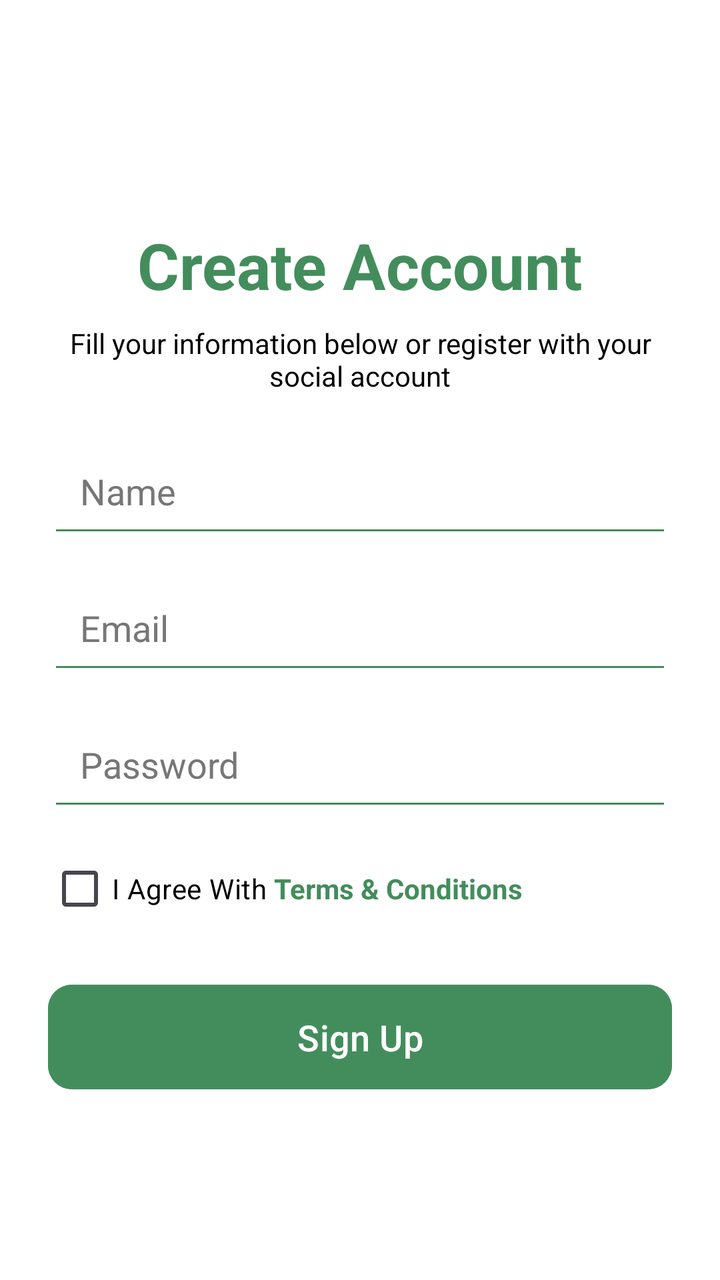
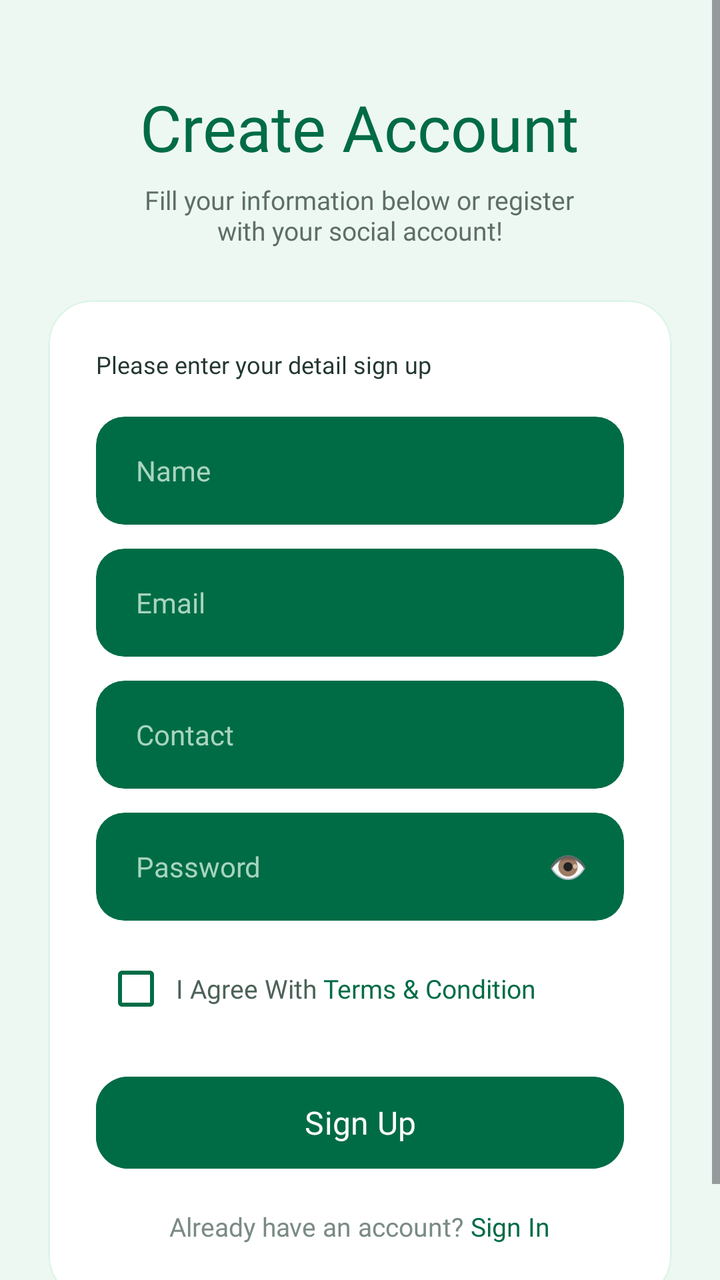

Two renders of the same Android screen: before a commit and after it. Below are the layout's source before the change and the commit's diff.
<!-- AndroidManifest.xml: application theme Theme.Campeat -->
<!-- res/layout/activity_sign_up.xml -->
<?xml version="1.0" encoding="utf-8"?>
<ScrollView xmlns:android="http://schemas.android.com/apk/res/android"
    xmlns:app="http://schemas.android.com/apk/res-auto"
    android:layout_width="match_parent"
    android:layout_height="match_parent"
    android:fillViewport="true"
    android:background="@android:color/white">

    <androidx.constraintlayout.widget.ConstraintLayout
        android:layout_width="match_parent"
        android:layout_height="match_parent"
        android:paddingStart="24dp"
        android:paddingEnd="24dp"
        android:paddingBottom="24dp">

        
        <androidx.constraintlayout.widget.Guideline
            android:id="@+id/guide_top"
            android:layout_width="wrap_content"
            android:layout_height="wrap_content"
            android:orientation="horizontal"
            app:layout_constraintGuide_percent="0.18" />

        
        <TextView
            android:id="@+id/text_title_register"
            android:layout_width="wrap_content"
            android:layout_height="wrap_content"
            android:text="Create Account"
            android:textColor="#438d5c"
            android:textSize="32sp"
            android:textStyle="bold"
            app:layout_constraintTop_toBottomOf="@id/guide_top"
            app:layout_constraintStart_toStartOf="parent"
            app:layout_constraintEnd_toEndOf="parent"/>

        
        <TextView
            android:id="@+id/text_subtitle_register"
            android:layout_width="0dp"
            android:layout_height="wrap_content"
            android:text="Fill your information below or register with your social account"
            android:textColor="#000000"
            android:textSize="14sp"
            android:gravity="center"
            android:layout_marginTop="8dp"
            app:layout_constraintTop_toBottomOf="@id/text_title_register"
            app:layout_constraintStart_toStartOf="parent"
            app:layout_constraintEnd_toEndOf="parent"/>

        
        <EditText
            android:id="@+id/input_name_register"
            android:layout_width="0dp"
            android:layout_height="wrap_content"
            android:hint="Name"
            android:padding="16dp"
            android:layout_marginTop="20dp"
            android:backgroundTint="#438d5c"
            android:textColor="#000000"
            android:textColorHint="#777777"
            app:cornerRadius="12dp"
            app:layout_constraintTop_toBottomOf="@id/text_subtitle_register"
            app:layout_constraintStart_toStartOf="parent"
            app:layout_constraintEnd_toEndOf="parent"/>

        
        <EditText
            android:id="@+id/input_email_register"
            android:layout_width="0dp"
            android:layout_height="wrap_content"
            android:hint="Email"
            android:inputType="textEmailAddress"
            android:padding="16dp"
            android:layout_marginTop="12dp"
            android:backgroundTint="#438d5c"
            android:textColor="#000000"
            android:textColorHint="#777777"
            app:cornerRadius="12dp"
            app:layout_constraintTop_toBottomOf="@id/input_name_register"
            app:layout_constraintStart_toStartOf="parent"
            app:layout_constraintEnd_toEndOf="parent"/>

        
        <EditText
            android:id="@+id/input_password_register"
            android:layout_width="0dp"
            android:layout_height="wrap_content"
            android:hint="Password"
            android:inputType="textPassword"
            android:padding="16dp"
            android:layout_marginTop="12dp"
            android:backgroundTint="#438d5c"
            android:textColor="#000000"
            android:textColorHint="#777777"
            app:cornerRadius="12dp"
            app:layout_constraintTop_toBottomOf="@id/input_email_register"
            app:layout_constraintStart_toStartOf="parent"
            app:layout_constraintEnd_toEndOf="parent"/>

        
        <LinearLayout
            android:id="@+id/layout_terms"
            android:layout_width="wrap_content"
            android:layout_height="wrap_content"
            android:orientation="horizontal"
            android:gravity="center_vertical"
            android:layout_marginTop="10dp"
            app:layout_constraintTop_toBottomOf="@id/input_password_register"
            app:layout_constraintStart_toStartOf="parent">

            <CheckBox
                android:id="@+id/checkbox_terms"
                android:layout_width="wrap_content"
                android:layout_height="wrap_content"
                android:text="I Agree With"
                android:textColor="#000000"/>

            <TextView
                android:id="@+id/text_terms_link"
                android:layout_width="wrap_content"
                android:layout_height="wrap_content"
                android:text=" Terms &amp; Conditions"
                android:textColor="#438d5c"
                android:textStyle="bold"/>
        </LinearLayout>

        
        <Button
            android:id="@+id/button_sign_up_register"
            android:layout_width="0dp"
            android:layout_height="wrap_content"
            android:text="Sign Up"
            android:textSize="18sp"
            android:backgroundTint="#438d5c"
            android:textColor="#FFFFFF"
            android:paddingTop="14dp"
            android:paddingBottom="14dp"
            android:layout_marginTop="20dp"
            app:cornerRadius="12dp"
            app:layout_constraintTop_toBottomOf="@id/layout_terms"
            app:layout_constraintStart_toStartOf="parent"
            app:layout_constraintEnd_toEndOf="parent"/>

        


    </androidx.constraintlayout.widget.ConstraintLayout>

</ScrollView>
<!-- resources referenced by this layout -->
<resources>
  <style name="Theme.Campeat" parent="Base.Theme.Campeat" />
  <style name="Base.Theme.Campeat" parent="Theme.Material3.DayNight.NoActionBar">
          
          <item name="android:statusBarColor">@android:color/white</item>
  
          
          <item name="android:windowLightStatusBar">true</item>
      </style>
</resources>

<!-- the commit's change to res/layout/activity_sign_up.xml (unified diff, before → after) -->
@@ -1,150 +1,314 @@
 <?xml version="1.0" encoding="utf-8"?>
-<ScrollView xmlns:android="http://schemas.android.com/apk/res/android"
+<FrameLayout
+    xmlns:android="http://schemas.android.com/apk/res/android"
     xmlns:app="http://schemas.android.com/apk/res-auto"
+    xmlns:tools="http://schemas.android.com/tools"
     android:layout_width="match_parent"
     android:layout_height="match_parent"
-    android:fillViewport="true"
-    android:background="@android:color/white">
-
-    <androidx.constraintlayout.widget.ConstraintLayout
+    android:background="#EEF8F2"
+    tools:context=".SignUpActivity">
+
+    
+    <View
+        android:layout_width="190dp"
+        android:layout_height="190dp"
+        android:layout_gravity="top|end"
+        android:layout_marginTop="-82dp"
+        android:layout_marginEnd="-62dp"
+        android:alpha="0.22"
+        android:background="@drawable/bg_login_circle" />
+
+    <View
+        android:layout_width="150dp"
+        android:layout_height="150dp"
+        android:layout_gravity="bottom|start"
+        android:layout_marginStart="-58dp"
+        android:layout_marginBottom="28dp"
+        android:alpha="0.18"
+        android:background="@drawable/bg_login_circle" />
+
+    <ScrollView
         android:layout_width="match_parent"
         android:layout_height="match_parent"
-        android:paddingStart="24dp"
-        android:paddingEnd="24dp"
-        android:paddingBottom="24dp">
-
-        
-        <androidx.constraintlayout.widget.Guideline
-            android:id="@+id/guide_top"
-            android:layout_width="wrap_content"
+        android:fillViewport="true"
+        android:clipToPadding="false"
+        android:overScrollMode="never">
+
+        <LinearLayout
+            android:layout_width="match_parent"
             android:layout_height="wrap_content"
-            android:orientation="horizontal"
-            app:layout_constraintGuide_percent="0.18" />
-
-        
-        <TextView
-            android:id="@+id/text_title_register"
-            android:layout_width="wrap_content"
-            android:layout_height="wrap_content"
-            android:text="Create Account"
-            android:textColor="#438d5c"
-            android:textSize="32sp"
-            android:textStyle="bold"
-            app:layout_constraintTop_toBottomOf="@id/guide_top"
-            app:layout_constraintStart_toStartOf="parent"
-            app:layout_constraintEnd_toEndOf="parent"/>
-
-        
-        <TextView
-            android:id="@+id/text_subtitle_register"
-            android:layout_width="0dp"
-            android:layout_height="wrap_content"
-            android:text="Fill your information below or register with your social account"
-            android:textColor="#000000"
-            android:textSize="14sp"
+            android:orientation="vertical"
             android:gravity="center"
-            android:layout_marginTop="8dp"
-            app:layout_constraintTop_toBottomOf="@id/text_title_register"
-            app:layout_constraintStart_toStartOf="parent"
-            app:layout_constraintEnd_toEndOf="parent"/>
-
-        
-        <EditText
-            android:id="@+id/input_name_register"
-            android:layout_width="0dp"
-            android:layout_height="wrap_content"
-            android:hint="Name"
-            android:padding="16dp"
-            android:layout_marginTop="20dp"
-            android:backgroundTint="#438d5c"
-            android:textColor="#000000"
-            android:textColorHint="#777777"
-            app:cornerRadius="12dp"
-            app:layout_constraintTop_toBottomOf="@id/text_subtitle_register"
-            app:layout_constraintStart_toStartOf="parent"
-            app:layout_constraintEnd_toEndOf="parent"/>
-
-        
-        <EditText
-            android:id="@+id/input_email_register"
-            android:layout_width="0dp"
-            android:layout_height="wrap_content"
-            android:hint="Email"
-            android:inputType="textEmailAddress"
-            android:padding="16dp"
-            android:layout_marginTop="12dp"
-            android:backgroundTint="#438d5c"
-            android:textColor="#000000"
-            android:textColorHint="#777777"
-            app:cornerRadius="12dp"
-            app:layout_constraintTop_toBottomOf="@id/input_name_register"
-            app:layout_constraintStart_toStartOf="parent"
-            app:layout_constraintEnd_toEndOf="parent"/>
-
-        
-        <EditText
-            android:id="@+id/input_password_register"
-            android:layout_width="0dp"
-            android:layout_height="wrap_content"
-            android:hint="Password"
-            android:inputType="textPassword"
-            android:padding="16dp"
-            android:layout_marginTop="12dp"
-            android:backgroundTint="#438d5c"
-            android:textColor="#000000"
-            android:textColorHint="#777777"
-            app:cornerRadius="12dp"
-            app:layout_constraintTop_toBottomOf="@id/input_email_register"
-            app:layout_constraintStart_toStartOf="parent"
-            app:layout_constraintEnd_toEndOf="parent"/>
-
-        
-        <LinearLayout
-            android:id="@+id/layout_terms"
-            android:layout_width="wrap_content"
-            android:layout_height="wrap_content"
-            android:orientation="horizontal"
-            android:gravity="center_vertical"
-            android:layout_marginTop="10dp"
-            app:layout_constraintTop_toBottomOf="@id/input_password_register"
-            app:layout_constraintStart_toStartOf="parent">
-
-            <CheckBox
-                android:id="@+id/checkbox_terms"
+            android:paddingStart="24dp"
+            android:paddingEnd="24dp"
+            android:paddingTop="42dp"
+            android:paddingBottom="42dp"
+            android:animateLayoutChanges="true">
+
+            
+            <TextView
+                android:id="@+id/text_title"
                 android:layout_width="wrap_content"
                 android:layout_height="wrap_content"
-                android:text="I Agree With"
-                android:textColor="#000000"/>
-
+                android:text="Create Account"
+                android:fontFamily="@font/inter_bold"
+                android:textColor="#006C46"
+                android:textSize="32sp"
+                android:gravity="center"
+                android:layout_marginBottom="6dp" />
+
+            
             <TextView
-                android:id="@+id/text_terms_link"
+                android:id="@+id/text_subtitle"
                 android:layout_width="wrap_content"
                 android:layout_height="wrap_content"
-                android:text=" Terms &amp; Conditions"
-                android:textColor="#438d5c"
-                android:textStyle="bold"/>
+                android:text="Fill your information below or register&#10;with your social account!"
+                android:fontFamily="@font/inter_regular"
+                android:textColor="#5D6F66"
+                android:textSize="13sp"
+                android:gravity="center"
+                android:layout_marginBottom="26dp" />
+
+            
+            <com.google.android.material.card.MaterialCardView
+                android:id="@+id/card_form"
+                android:layout_width="match_parent"
+                android:layout_height="wrap_content"
+                app:cardCornerRadius="22dp"
+                app:cardElevation="0dp"
+                app:cardBackgroundColor="#FFFFFF"
+                app:strokeWidth="1dp"
+                app:strokeColor="#DDF5E8">
+
+                <LinearLayout
+                    android:layout_width="match_parent"
+                    android:layout_height="wrap_content"
+                    android:orientation="vertical"
+                    android:paddingStart="24dp"
+                    android:paddingEnd="24dp"
+                    android:paddingTop="24dp"
+                    android:paddingBottom="28dp">
+
+                    
+                    <TextView
+                        android:layout_width="wrap_content"
+                        android:layout_height="wrap_content"
+                        android:text="Please enter your detail sign up"
+                        android:fontFamily="@font/inter_regular"
+                        android:textColor="#23372E"
+                        android:textSize="12sp"
+                        android:layout_marginBottom="18dp" />
+
+                    
+                    <androidx.cardview.widget.CardView
+                        android:layout_width="match_parent"
+                        android:layout_height="wrap_content"
+                        app:cardCornerRadius="14dp"
+                        app:cardElevation="0dp"
+                        app:cardBackgroundColor="#006C46"
+                        android:layout_marginBottom="12dp">
+
+                        <EditText
+                            android:id="@+id/input_name"
+                            android:layout_width="match_parent"
+                            android:layout_height="54dp"
+                            android:background="@null"
+                            android:hint="Name"
+                            android:fontFamily="@font/inter_regular"
+                            android:textColorHint="#A8D5BF"
+                            android:textColor="#FFFFFF"
+                            android:textSize="14sp"
+                            android:paddingStart="20dp"
+                            android:paddingEnd="20dp"
+                            android:inputType="textPersonName"
+                            android:imeOptions="actionNext" />
+
+                    </androidx.cardview.widget.CardView>
+
+                    
+                    <androidx.cardview.widget.CardView
+                        android:layout_width="match_parent"
+                        android:layout_height="wrap_content"
+                        app:cardCornerRadius="14dp"
+                        app:cardElevation="0dp"
+                        app:cardBackgroundColor="#006C46"
+                        android:layout_marginBottom="12dp">
+
+                        <EditText
+                            android:id="@+id/input_email"
+                            android:layout_width="match_parent"
+                            android:layout_height="54dp"
+                            android:background="@null"
+                            android:hint="Email"
+                            android:fontFamily="@font/inter_regular"
+                            android:textColorHint="#A8D5BF"
+                            android:textColor="#FFFFFF"
+                            android:textSize="14sp"
+                            android:paddingStart="20dp"
+                            android:paddingEnd="20dp"
+                            android:inputType="textEmailAddress"
+                            android:imeOptions="actionNext" />
+
+                    </androidx.cardview.widget.CardView>
+
+                    
+                    <androidx.cardview.widget.CardView
+                        android:layout_width="match_parent"
+                        android:layout_height="wrap_content"
+                        app:cardCornerRadius="14dp"
+                        app:cardElevation="0dp"
+                        app:cardBackgroundColor="#006C46"
+                        android:layout_marginBottom="12dp">
+
+                        <EditText
+                            android:id="@+id/input_phone"
+                            android:layout_width="match_parent"
+                            android:layout_height="54dp"
+                            android:background="@null"
+                            android:hint="Contact"
+                            android:fontFamily="@font/inter_regular"
+                            android:textColorHint="#A8D5BF"
+                            android:textColor="#FFFFFF"
+                            android:textSize="14sp"
+                            android:paddingStart="20dp"
+                            android:paddingEnd="20dp"
+                            android:inputType="phone"
+                            android:imeOptions="actionNext" />
+
+                    </androidx.cardview.widget.CardView>
+
+                    
+                    <androidx.cardview.widget.CardView
+                        android:layout_width="match_parent"
+                        android:layout_height="wrap_content"
+                        app:cardCornerRadius="14dp"
+                        app:cardElevation="0dp"
+                        app:cardBackgroundColor="#006C46"
+                        android:layout_marginBottom="14dp">
+
+                        <RelativeLayout
+                            android:layout_width="match_parent"
+                            android:layout_height="54dp">
+
+                            <EditText
+                                android:id="@+id/input_password"
+                                android:layout_width="match_parent"
+                                android:layout_height="match_parent"
+                                android:background="@null"
+                                android:hint="Password"
+                                android:fontFamily="@font/inter_regular"
+                                android:textColorHint="#A8D5BF"
+                                android:textColor="#FFFFFF"
+                                android:textSize="14sp"
+                                android:paddingStart="20dp"
+                                android:paddingEnd="56dp"
+                                android:inputType="textPassword"
+                                android:imeOptions="actionDone" />
+
+                            <TextView
+                                android:id="@+id/tv_toggle_password"
+                                android:layout_width="40dp"
+                                android:layout_height="40dp"
+                                android:layout_alignParentEnd="true"
+                                android:layout_centerVertical="true"
+                                android:layout_marginEnd="8dp"
+                                android:gravity="center"
+                                android:text="👁️"
+                                android:textSize="16sp"
+                                android:clickable="true"
+                                android:focusable="true"
+                                android:foreground="?attr/selectableItemBackgroundBorderless" />
+
+                        </RelativeLayout>
+
+                    </androidx.cardview.widget.CardView>
+
+                    
+                    <LinearLayout
+                        android:layout_width="match_parent"
+                        android:layout_height="wrap_content"
+                        android:orientation="horizontal"
+                        android:gravity="center_vertical"
+                        android:layout_marginBottom="20dp">
+
+                        <CheckBox
+                            android:id="@+id/checkbox_terms"
+                            android:layout_width="40dp"
+                            android:layout_height="40dp"
+                            android:buttonTint="#006C46"
+                            android:padding="0dp" />
+
+                        <TextView
+                            android:layout_width="wrap_content"
+                            android:layout_height="wrap_content"
+                            android:text="I Agree With "
+                            android:fontFamily="@font/inter_regular"
+                            android:textColor="#4D6258"
+                            android:textSize="13sp" />
+
+                        <TextView
+                            android:id="@+id/tv_terms_link"
+                            android:layout_width="wrap_content"
+                            android:layout_height="wrap_content"
+                            android:text="Terms &amp; Condition"
+                            android:fontFamily="@font/inter_bold"
+                            android:textColor="#006C46"
+                            android:textSize="13sp"
+                            android:clickable="true"
+                            android:focusable="true"
+                            android:foreground="?attr/selectableItemBackgroundBorderless" />
+
+                    </LinearLayout>
+
+                    
+                    <Button
+                        android:id="@+id/button_register"
+                        android:layout_width="match_parent"
+                        android:layout_height="54dp"
+                        android:text="Sign Up"
+                        android:fontFamily="@font/inter_semibold"
+                        android:textSize="16sp"
+                        android:textColor="#FFFFFF"
+                        android:backgroundTint="#006C46"
+                        android:elevation="3dp"
+                        app:cornerRadius="16dp"
+                        android:layout_marginBottom="16dp" />
+
+                    
+                    <LinearLayout
+                        android:layout_width="match_parent"
+                        android:layout_height="wrap_content"
+                        android:orientation="horizontal"
+                        android:gravity="center">
+
+                        <TextView
+                            android:layout_width="wrap_content"
+                            android:layout_height="wrap_content"
+                            android:text="Already have an account? "
+                            android:fontFamily="@font/inter_regular"
+                            android:textColor="#7A8B83"
+                            android:textSize="13sp" />
+
+                        <TextView
+                            android:id="@+id/text_signin_link"
+                            android:layout_width="wrap_content"
+                            android:layout_height="wrap_content"
+                            android:text="Sign In"
+                            android:fontFamily="@font/inter_bold"
+                            android:textColor="#006C46"
+                            android:textSize="13sp"
+                            android:clickable="true"
+                            android:focusable="true"
+                            android:foreground="?attr/selectableItemBackgroundBorderless" />
+
+                    </LinearLayout>
+
+                </LinearLayout>
+
+            </com.google.android.material.card.MaterialCardView>
+
         </LinearLayout>
 
-        
-        <Button
-            android:id="@+id/button_sign_up_register"
-            android:layout_width="0dp"
-            android:layout_height="wrap_content"
-            android:text="Sign Up"
-            android:textSize="18sp"
-            android:backgroundTint="#438d5c"
-            android:textColor="#FFFFFF"
-            android:paddingTop="14dp"
-            android:paddingBottom="14dp"
-            android:layout_marginTop="20dp"
-            app:cornerRadius="12dp"
-            app:layout_constraintTop_toBottomOf="@id/layout_terms"
-            app:layout_constraintStart_toStartOf="parent"
-            app:layout_constraintEnd_toEndOf="parent"/>
-
-        
-
-
-    </androidx.constraintlayout.widget.ConstraintLayout>
-
-</ScrollView>
+    </ScrollView>
+
+</FrameLayout>
<!-- resource entries referenced after the edit -->
@@ -1,5 +1,10 @@
 <!-- resources referenced by this layout -->
 <resources>
+  <!-- drawable bg_login_circle (drawable) -->
+  <?xml version="1.0" encoding="utf-8"?>
+  <selector xmlns:android="http://schemas.android.com/apk/res/android">
+    
+  </selector>
   <style name="Theme.Campeat" parent="Base.Theme.Campeat" />
   <style name="Base.Theme.Campeat" parent="Theme.Material3.DayNight.NoActionBar">
           
